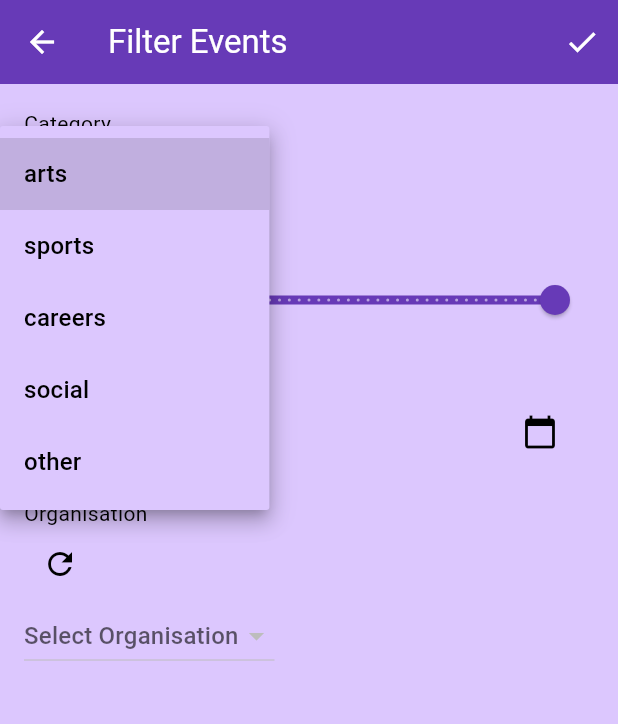
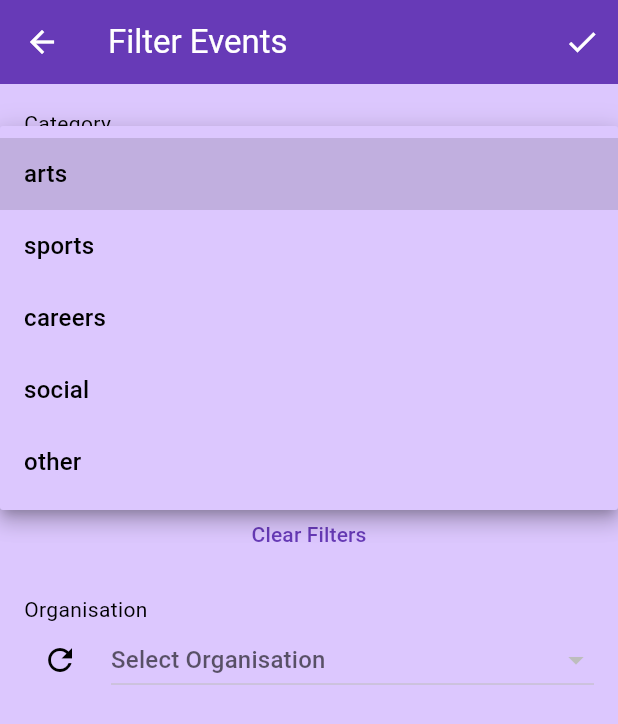
Before and after one commit to Uni-Pulse/uni_pulse, a Flutter app: the FilterPage screen opened directly, after a tap on "Select Category", on a phone screen of 412 x 824 dp. Shown: the top 724 px of the screen. Run offline on Flutter 3.47's test engine with Material 3 defaults, Android fonts, the light colour scheme and no system bars; our stand-ins replace cloud_firestore, firebase_auth, firebase_core, flutter_riverpod, image_picker; accounts and stored records are empty.

Commit message:
Update filters.dart
Clear Filters functionality

```diff
--- a/lib/Widgets/filters.dart
+++ b/lib/Widgets/filters.dart
@@ -1,10 +1,13 @@
 import 'package:flutter/material.dart';
+import 'package:cloud_firestore/cloud_firestore.dart';
 import 'package:uni_pulse/Models/events.dart';
-import 'package:uni_pulse/Screens/organizations/add_event.dart';
-import 'package:cloud_firestore/cloud_firestore.dart';
+import 'package:intl/intl.dart';
+
+final DateFormat formatter = DateFormat('yyyy-MM-dd');
 
 Future<List<String>> fetchOrganisations() async {
-  final querySnapshot = await FirebaseFirestore.instance.collection('organisations').get();
+  final querySnapshot =
+      await FirebaseFirestore.instance.collection('organisations').get();
   return querySnapshot.docs.map((doc) => doc['orgName'] as String).toList();
 }
 
@@ -22,13 +25,11 @@ class FilterPageState extends State<FilterPage> {
   double maxPrice = 50.0;
   String? selectedCategory;
 
-  // Sample locations and organisations for dropdowns
-
   List<String> organisations = [];
   bool isLoadingOrgs = false;
 
   @override
-  void initState(){
+  void initState() {
     super.initState();
     _loadOrganisations();
   }
@@ -51,141 +52,6 @@ class FilterPageState extends State<FilterPage> {
     }
   }
 
-  @override
-  Widget build(BuildContext context) {
-    return Scaffold(
-      appBar: AppBar(
-        title: const Text('Filter Events'),
-        actions: [
-          // Apply Button to pass the filters back
-          IconButton(
-            icon: const Icon(Icons.check),
-            onPressed: () async {
-              // Create a map of the selected filters
-              Map<String, dynamic> filters = {
-                'date': selectedDate,
-                'organisation': selectedOrganisation,
-                'price': {'min': minPrice, 'max': maxPrice},
-                'category': selectedCategory,
-              };
-              debugPrint('Apllied filters: $filters');
-              // Return the filters back to the ListEvents page
-              Navigator.pop(context, filters);
-            },
-          ),
-        ],
-      ),
-      body: Padding(
-        padding: const EdgeInsets.all(16.0),
-        child: Column(
-          crossAxisAlignment: CrossAxisAlignment.start,
-          children: [
-            // Category Dropdown
-            const Text('Category'),
-            DropdownButton<String>(
-              value: EventType.values
-                      .map((e) => e.toString().split('.').last)
-                      .contains(selectedCategory)
-                  ? selectedCategory
-                  : null,
-              hint: const Text('Select Category'),
-              onChanged: (String? newValue) {
-                setState(() {
-                  selectedCategory = newValue;
-                  debugPrint('Selected Category: $selectedCategory');
-                });
-              },
-              items: EventType.values
-                  .map<DropdownMenuItem<String>>((EventType value) {
-                return DropdownMenuItem<String>(
-                  value: value.toString().split('.').last,
-                  child: Text(value.toString().split('.').last),
-                );
-              }).toList(),
-            ),
-            const SizedBox(height: 16),
-
-            // Price Range Slider
-            const Text('Price Range'),
-            RangeSlider(
-              values: RangeValues(minPrice, maxPrice),
-              min: 0.0,
-              max: 50.0,
-              divisions: 50,
-              labels: RangeLabels(
-                minPrice.round().toString(),
-                maxPrice.round().toString(),
-              ), // Rounds the value to a whole number
-              onChanged: (RangeValues values) {
-                setState(() {
-                  minPrice = values.start;
-                  maxPrice = values.end;
-                });
-              },
-            ),
-            const SizedBox(height: 16),
-
-            // Date Picker
-            const Text('Select Date'),
-            ListTile(
-              title: Text(
-                selectedDate == null
-                    ? 'No date selected'
-                    : formatter.format(selectedDate!),
-              ),
-              trailing: const Icon(Icons.calendar_today),
-              onTap: _selectDate,
-            ),
-            const SizedBox(height: 16),
-
-            //  TextButton(
-            //      onPressed: () {
-            //     setState(() {
-            //     selectedDate = null;
-            //     selectedOrganisation = null;
-            //     minPrice = 0.0;
-            //     maxPrice = 50.0;
-            //     selectedCategory = null;
-            //   });
-            // },
-            // child: const Text('Clear Filters'),
-            // ),
-            // Organisation Dropdown
-            const Text('Organisation'),
-            IconButton(
-              onPressed: isLoadingOrgs
-              ? null
-              : _loadOrganisations,
-              icon: const Icon(Icons.refresh),
-              tooltip: 'Refresh Organisations',
-            ),
-            isLoadingOrgs
-                ? const CircularProgressIndicator()
-                : DropdownButton<String>(
-              value: organisations.contains(selectedOrganisation)
-                  ? selectedOrganisation
-                  : null,
-              hint: const Text('Select Organisation'),
-              onChanged: (String? newValue) {
-                setState(() {
-                  selectedOrganisation = newValue;
-                });
-              },
-              items:
-                  organisations.map<DropdownMenuItem<String>>((String value) {
-                return DropdownMenuItem<String>(
-                  value: value,
-                  child: Text(value),
-                );
-              }).toList(),
-            ),
-          ],
-        ),
-      ),
-    );
-  }
-
-  // Method to show date picker
   Future<void> _selectDate() async {
     final DateTime? picked = await showDatePicker(
       context: context,
@@ -200,4 +66,137 @@ class FilterPageState extends State<FilterPage> {
       });
     }
   }
+
+  @override
+  Widget build(BuildContext context) {
+    return Scaffold(
+      appBar: AppBar(
+        title: const Text('Filter Events'),
+        actions: [
+          IconButton(
+            icon: const Icon(Icons.check),
+            onPressed: () {
+              Map<String, dynamic> filters = {
+                'date': selectedDate,
+                'organisation': selectedOrganisation,
+                'price': {'min': minPrice, 'max': maxPrice},
+                'category': selectedCategory,
+              };
+              debugPrint('Applied filters: $filters');
+              Navigator.pop(context, filters);
+            },
+          ),
+        ],
+      ),
+      body: Padding(
+        padding: const EdgeInsets.all(16.0),
+        child: ListView(
+          children: [
+            const Text('Category'),
+            DropdownButton<String>(
+              value: EventType.values
+                      .map((e) => e.toString().split('.').last)
+                      .contains(selectedCategory)
+                  ? selectedCategory
+                  : null,
+              hint: const Text('Select Category'),
+              onChanged: (String? newValue) {
+                setState(() {
+                  selectedCategory = newValue;
+                });
+              },
+              items: EventType.values.map((EventType value) {
+                final label = value.toString().split('.').last;
+                return DropdownMenuItem<String>(
+                  value: label,
+                  child: Text(label),
+                );
+              }).toList(),
+            ),
+            const SizedBox(height: 16),
+
+            const Text('Price Range'),
+            RangeSlider(
+              values: RangeValues(minPrice, maxPrice),
+              min: 0.0,
+              max: 50.0,
+              divisions: 50,
+              labels: RangeLabels(
+                minPrice.round().toString(),
+                maxPrice.round().toString(),
+              ),
+              onChanged: (RangeValues values) {
+                setState(() {
+                  minPrice = values.start;
+                  maxPrice = values.end;
+                });
+              },
+            ),
+            const SizedBox(height: 16),
+
+            const Text('Select Date'),
+            ListTile(
+              title: Text(
+                selectedDate == null
+                    ? 'No date selected'
+                    : formatter.format(selectedDate!),
+              ),
+              trailing: const Icon(Icons.calendar_today),
+              onTap: _selectDate,
+            ),
+            const SizedBox(height: 16),
+
+            TextButton(
+              onPressed: () {
+                setState(() {
+                  selectedDate = null;
+                  selectedOrganisation = null;
+                  minPrice = 0.0;
+                  maxPrice = 50.0;
+                  selectedCategory = null;
+                });
+              },
+              child: const Text('Clear Filters'),
+            ),
+            const SizedBox(height: 16),
+
+            const Text('Organisation'),
+            Row(
+              children: [
+                IconButton(
+                  onPressed: isLoadingOrgs ? null : _loadOrganisations,
+                  icon: const Icon(Icons.refresh),
+                  tooltip: 'Refresh Organisations',
+                ),
+                const SizedBox(width: 10),
+                Expanded(
+                  child: isLoadingOrgs
+                      ? const Center(child: CircularProgressIndicator())
+                      : DropdownButton<String>(
+                          isExpanded: true,
+                          value: organisations.contains(selectedOrganisation)
+                              ? selectedOrganisation
+                              : null,
+                          hint: const Text('Select Organisation'),
+                          onChanged: (String? newValue) {
+                            setState(() {
+                              selectedOrganisation = newValue;
+                            });
+                          },
+                          items: organisations
+                              .map<DropdownMenuItem<String>>((String value) {
+                            return DropdownMenuItem<String>(
+                              value: value,
+                              child: Text(value),
+                            );
+                          }).toList(),
+                        ),
+                ),
+              ],
+            ),
+          ],
+        ),
+      ),
+    );
+  }
 }
```
